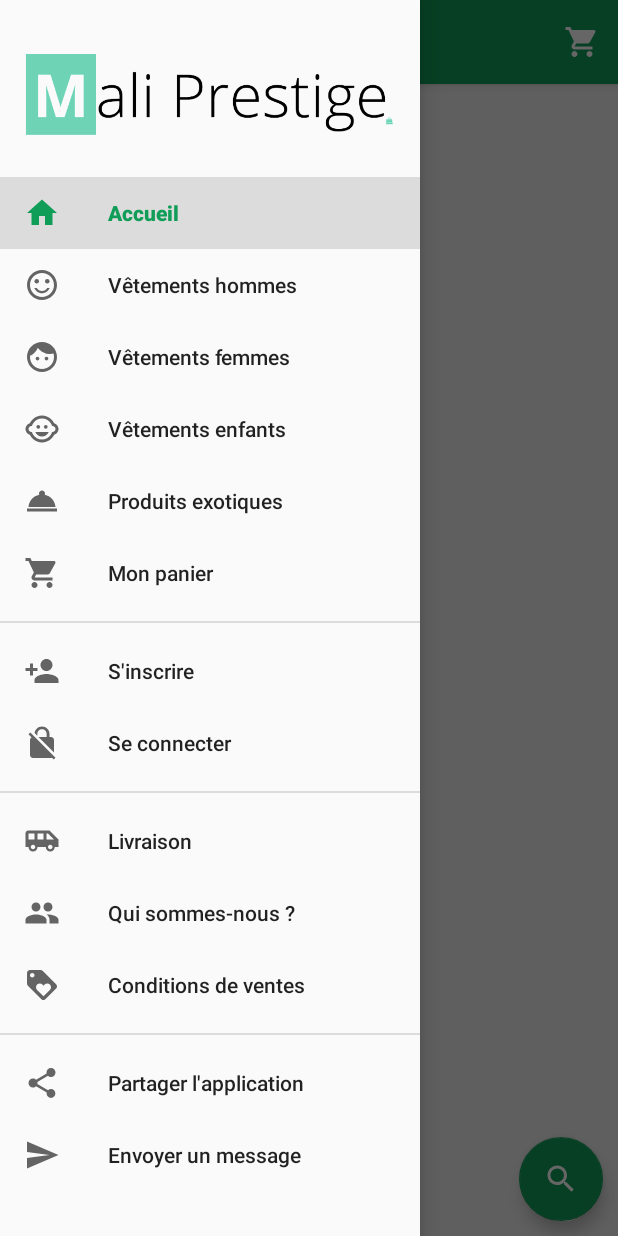
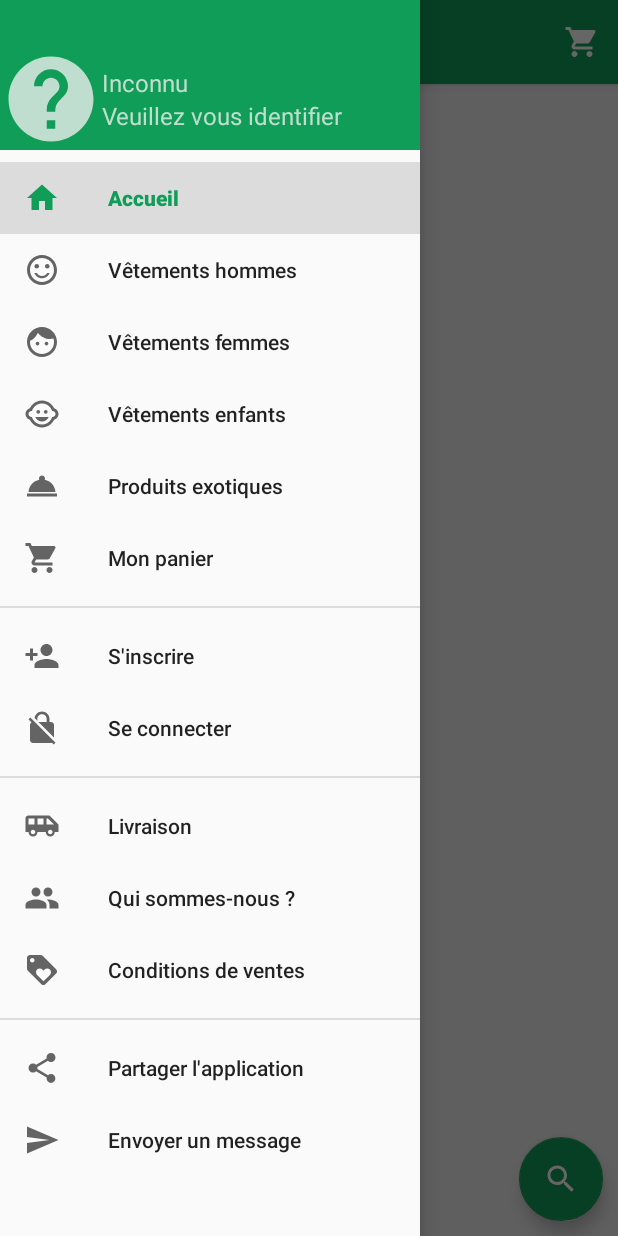
Before and after one commit to fdigbeu/mp-android, an Android app: the screen it shows after launch (HomeActivity), with the side drawer open, on a phone screen of 412 x 824 dp. Run offline under Robolectric (Android 15) with nearby library versions, the phone set to English and light mode, and no system bars; plain views replace FloatingActionButton.

Commit message:
Adding new features

```diff
--- a/app/src/main/java/com/maliprestige/Model/DAOSlide.java
+++ b/app/src/main/java/com/maliprestige/Model/DAOSlide.java
@@ -24,7 +24,7 @@ public class DAOSlide {
     public void add(Slide slide){
         createTable();
         String sql = "INSERT INTO " + table_name + " (titre, url)" +
-                " VALUES ('"+slide.getTitle().replace("'", "''")+"', " +
+                " VALUES ('"+slide.getTitre().replace("'", "''")+"', " +
                 "'"+slide.getUrl().replace("'", "''")+"');";
         connexion.getDb().execSQL(sql);
     }
@@ -41,8 +41,9 @@ public class DAOSlide {
             String titre = cursor.getString(cursor.getColumnIndex("titre"));
             String url = cursor.getString(cursor.getColumnIndex("url"));
             //--
-            slide.setTitle(titre);
+            slide.setTitre(titre);
             slide.setUrl(url);
+            resultat.add(slide);
             //--
             cursor.moveToNext();
         }
--- a/app/src/main/java/com/maliprestige/Presenter/HomeFag/GetAllSlides.java
+++ b/app/src/main/java/com/maliprestige/Presenter/HomeFag/GetAllSlides.java
@@ -74,7 +74,7 @@ public class GetAllSlides  extends AsyncTask<Void, Void, ArrayList<Slide>> {
             for (int i = 0; i < results.length(); i++){
                 JSONObject jsonObject = results.getJSONObject(i);
                 Slide slide = new Slide();
-                slide.setTitle(jsonObject.getString("titre"));
+                slide.setTitre(jsonObject.getString("titre"));
                 slide.setUrl(jsonObject.getString("url"));
                 slides.add(slide);
             }
--- a/app/src/main/java/com/maliprestige/View/Adapters/SlideRecyclerAdapter.java
+++ b/app/src/main/java/com/maliprestige/View/Adapters/SlideRecyclerAdapter.java
@@ -46,7 +46,7 @@ public class SlideRecyclerAdapter extends RecyclerView.Adapter<SlideRecyclerAdap
         Slide slide = slides.get(position);
 
         holder.positionItem = position;
-        holder.textView.setText(slide.getTitle());
+        holder.textView.setText(slide.getTitre());
 
         Picasso.with(context).load(slide.getUrl()).memoryPolicy(MemoryPolicy.NO_CACHE).resize(HomeFragPresenter.getScreenResolution(context).getWidth(), (int)(HomeFragPresenter.getScreenResolution(context).getWidth()/2.7f)).into(holder.imageView);
     }
--- a/app/src/main/res/drawable/ic_nouveau_produit.xml
+++ b/app/src/main/res/drawable/ic_nouveau_produit.xml
@@ -1,4 +1,4 @@
 <vector android:height="44dp" android:viewportHeight="24.0"
     android:viewportWidth="24.0" android:width="64dp" xmlns:android="http://schemas.android.com/apk/res/android">
-    <path android:fillColor="#FFFC636B" android:pathData="M20,4L4,4c-1.11,0 -1.99,0.89 -1.99,2L2,18c0,1.11 0.89,2 2,2h16c1.11,0 2,-0.89 2,-2L22,6c0,-1.11 -0.89,-2 -2,-2zM8.5,15L7.3,15l-2.55,-3.5L4.75,15L3.5,15L3.5,9h1.25l2.5,3.5L7.25,9L8.5,9v6zM13.5,10.26L11,10.26v1.12h2.5v1.26L11,12.64v1.11h2.5L13.5,15h-4L9.5,9h4v1.26zM20.5,14c0,0.55 -0.45,1 -1,1h-4c-0.55,0 -1,-0.45 -1,-1L14.5,9h1.25v4.51h1.13L16.88,9.99h1.25v3.51h1.12L19.25,9h1.25v5z"/>
+    <path android:fillColor="#E6FC636B" android:pathData="M20,4L4,4c-1.11,0 -1.99,0.89 -1.99,2L2,18c0,1.11 0.89,2 2,2h16c1.11,0 2,-0.89 2,-2L22,6c0,-1.11 -0.89,-2 -2,-2zM8.5,15L7.3,15l-2.55,-3.5L4.75,15L3.5,15L3.5,9h1.25l2.5,3.5L7.25,9L8.5,9v6zM13.5,10.26L11,10.26v1.12h2.5v1.26L11,12.64v1.11h2.5L13.5,15h-4L9.5,9h4v1.26zM20.5,14c0,0.55 -0.45,1 -1,1h-4c-0.55,0 -1,-0.45 -1,-1L14.5,9h1.25v4.51h1.13L16.88,9.99h1.25v3.51h1.12L19.25,9h1.25v5z"/>
 </vector>
--- /dev/null
+++ b/app/src/main/res/drawable/ic_photo_account.xml
@@ -0,0 +1,4 @@
+<vector android:height="68dp" android:viewportHeight="24.0"
+    android:viewportWidth="24.0" android:width="68dp" xmlns:android="http://schemas.android.com/apk/res/android">
+    <path android:fillColor="#FFc0decf" android:pathData="M3,5v14c0,1.1 0.89,2 2,2h14c1.1,0 2,-0.9 2,-2L21,5c0,-1.1 -0.9,-2 -2,-2L5,3c-1.11,0 -2,0.9 -2,2zM15,9c0,1.66 -1.34,3 -3,3s-3,-1.34 -3,-3 1.34,-3 3,-3 3,1.34 3,3zM6,17c0,-2 4,-3.1 6,-3.1s6,1.1 6,3.1v1L6,18v-1z"/>
+</vector>
--- /dev/null
+++ b/app/src/main/res/drawable/ic_photo_inconnu.xml
@@ -0,0 +1,4 @@
+<vector android:height="68dp" android:viewportHeight="24.0"
+    android:viewportWidth="24.0" android:width="68dp" xmlns:android="http://schemas.android.com/apk/res/android">
+    <path android:fillColor="#FFc0decf" android:pathData="M12,2C6.48,2 2,6.48 2,12s4.48,10 10,10 10,-4.48 10,-10S17.52,2 12,2zM13,19h-2v-2h2v2zM15.07,11.25l-0.9,0.92C13.45,12.9 13,13.5 13,15h-2v-0.5c0,-1.1 0.45,-2.1 1.17,-2.83l1.24,-1.26c0.37,-0.36 0.59,-0.86 0.59,-1.41 0,-1.1 -0.9,-2 -2,-2s-2,0.9 -2,2L8,9c0,-2.21 1.79,-4 4,-4s4,1.79 4,4c0,0.88 -0.36,1.68 -0.93,2.25z"/>
+</vector>
--- a/app/src/main/res/layout/nav_header_home.xml
+++ b/app/src/main/res/layout/nav_header_home.xml
@@ -2,10 +2,13 @@
 <LinearLayout xmlns:android="http://schemas.android.com/apk/res/android"
     xmlns:app="http://schemas.android.com/apk/res-auto"
     android:layout_width="match_parent"
-    android:layout_height="@dimen/nav_header_height"
+    android:layout_height="@dimen/nav_header_height2"
     android:gravity="bottom"
     android:orientation="vertical"
+    android:background="@color/colorPrimary"
     android:theme="@style/ThemeOverlay.AppCompat.Dark">
+
+    <!--
 
     <ImageView
         android:id="@+id/imageView"
@@ -17,5 +20,48 @@
         android:contentDescription="@string/nav_header_desc"
         android:layout_marginTop="@dimen/activity_horizontal_margin"
         app:srcCompat="@mipmap/logo" />
+    -->
+
+    <LinearLayout
+        android:layout_width="match_parent"
+        android:layout_height="wrap_content"
+        android:gravity="center_vertical"
+        android:orientation="horizontal">
+
+        <ImageView
+            android:id="@+id/user_icon"
+            android:layout_width="wrap_content"
+            android:layout_height="wrap_content"
+            android:contentDescription="@string/nav_header_desc"
+            android:src="@drawable/ic_photo_inconnu"/>
+
+        <LinearLayout
+            android:layout_width="match_parent"
+            android:layout_height="wrap_content"
+            android:orientation="vertical">
+
+            <TextView
+                android:id="@+id/userNom"
+                android:layout_width="match_parent"
+                android:layout_height="wrap_content"
+                android:textSize="@dimen/text_size_16sp"
+                android:textColor="@color/colorWhiteGreen"
+                android:ellipsize="end"
+                android:singleLine="true"
+                android:text="Inconnu"/>
+
+            <TextView
+                android:id="@+id/userEmail"
+                android:layout_width="match_parent"
+                android:layout_height="wrap_content"
+                android:textSize="@dimen/text_size_16sp"
+                android:textColor="@color/colorWhiteGreen"
+                android:ellipsize="end"
+                android:singleLine="true"
+                android:text="Veuillez vous identifier"/>
+
+        </LinearLayout>
+
+    </LinearLayout>
 
 </LinearLayout>
--- a/app/src/main/res/values/dimens.xml
+++ b/app/src/main/res/values/dimens.xml
@@ -11,4 +11,5 @@
     <dimen name="appbar_padding_top">0dp</dimen>
     <dimen name="nav_header_vertical_spacing">8dp</dimen>
     <dimen name="nav_header_height">110dp</dimen>
+    <dimen name="nav_header_height2">100dp</dimen>
 </resources>
```
Also changed, not shown: app/src/main/java/com/maliprestige/Model/Slide.java (+6 -6 lines), app/src/main/java/com/maliprestige/Presenter/HomeFag/HomeFragPresenter.java (+7 -4 lines), app/src/main/java/com/maliprestige/View/Adapters/ProduitRecyclerAdapter.java (+25 -5 lines), app/src/main/res/layout/item_produit_card.xml (+38 -9 lines).
